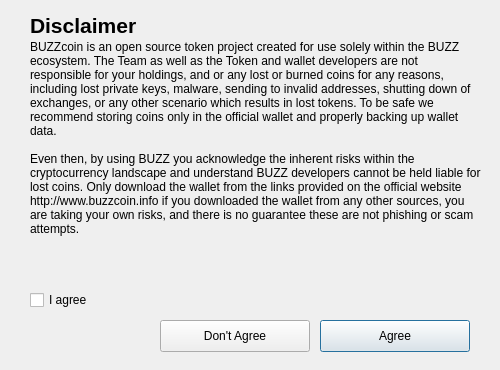
This is src/qt/forms/disclaimer.ui in BUZZCOINproject/buzzcoin as Qt 5 draws it before an edit. The edited form follows.
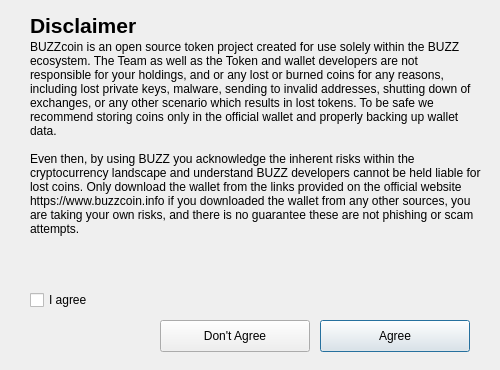
This is the edited form.

Commit message: corrected http, should have been https

The edit to the form file:
```diff
--- a/src/qt/forms/disclaimer.ui
+++ b/src/qt/forms/disclaimer.ui
@@ -60,7 +60,7 @@
    <property name="text">
     <string>BUZZcoin is an open source token project created for use solely within the BUZZ ecosystem. The Team as well as the Token and wallet developers are not responsible for your holdings, and or any lost or burned coins for any reasons, including lost private keys, malware, sending to invalid addresses, shutting down of exchanges, or any other scenario which results in lost tokens. To be safe we recommend storing coins only in the official wallet and properly backing up wallet data.
 
-Even then, by using BUZZ you acknowledge the inherent risks within the cryptocurrency landscape and understand BUZZ developers cannot be held liable for lost coins. Only download the wallet from the links provided on the official website http://www.buzzcoin.info if you downloaded the wallet from any other sources, you are taking your own risks, and there is no guarantee these are not phishing or scam attempts.</string>
+Even then, by using BUZZ you acknowledge the inherent risks within the cryptocurrency landscape and understand BUZZ developers cannot be held liable for lost coins. Only download the wallet from the links provided on the official website https://www.buzzcoin.info if you downloaded the wallet from any other sources, you are taking your own risks, and there is no guarantee these are not phishing or scam attempts.</string>
    </property>
    <property name="alignment">
     <set>Qt::AlignLeading|Qt::AlignLeft|Qt::AlignTop</set>
```
